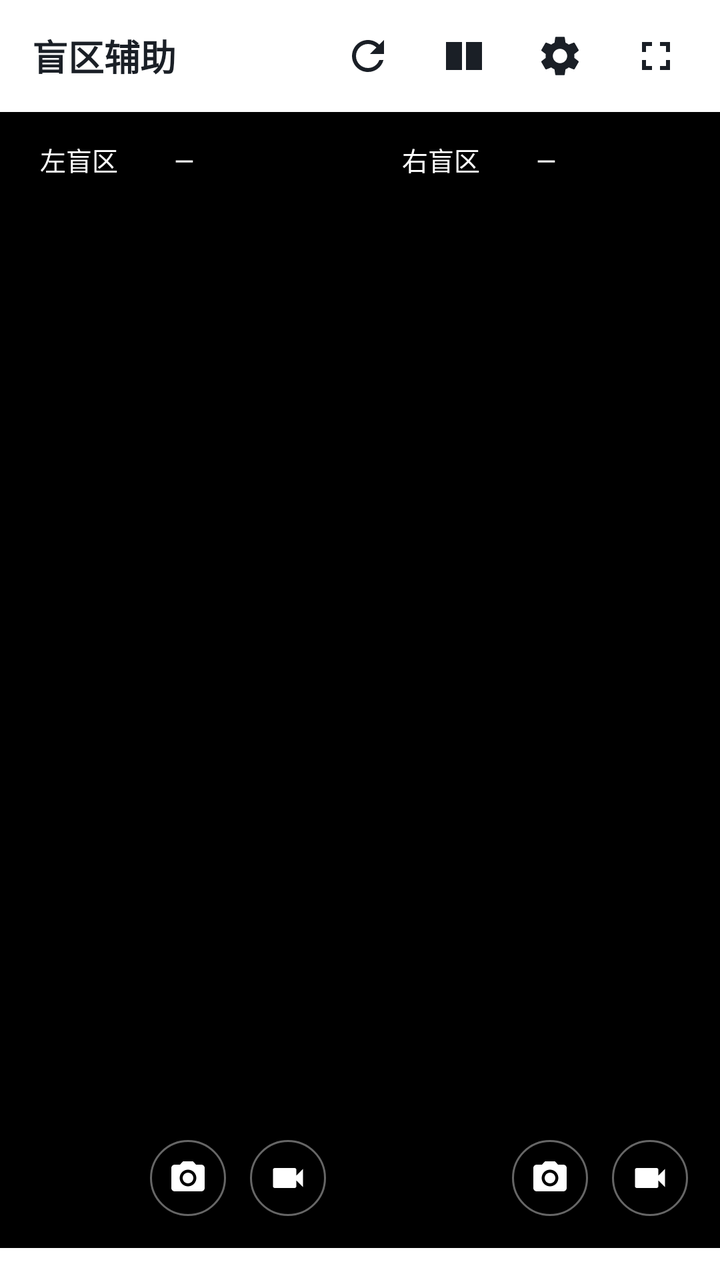
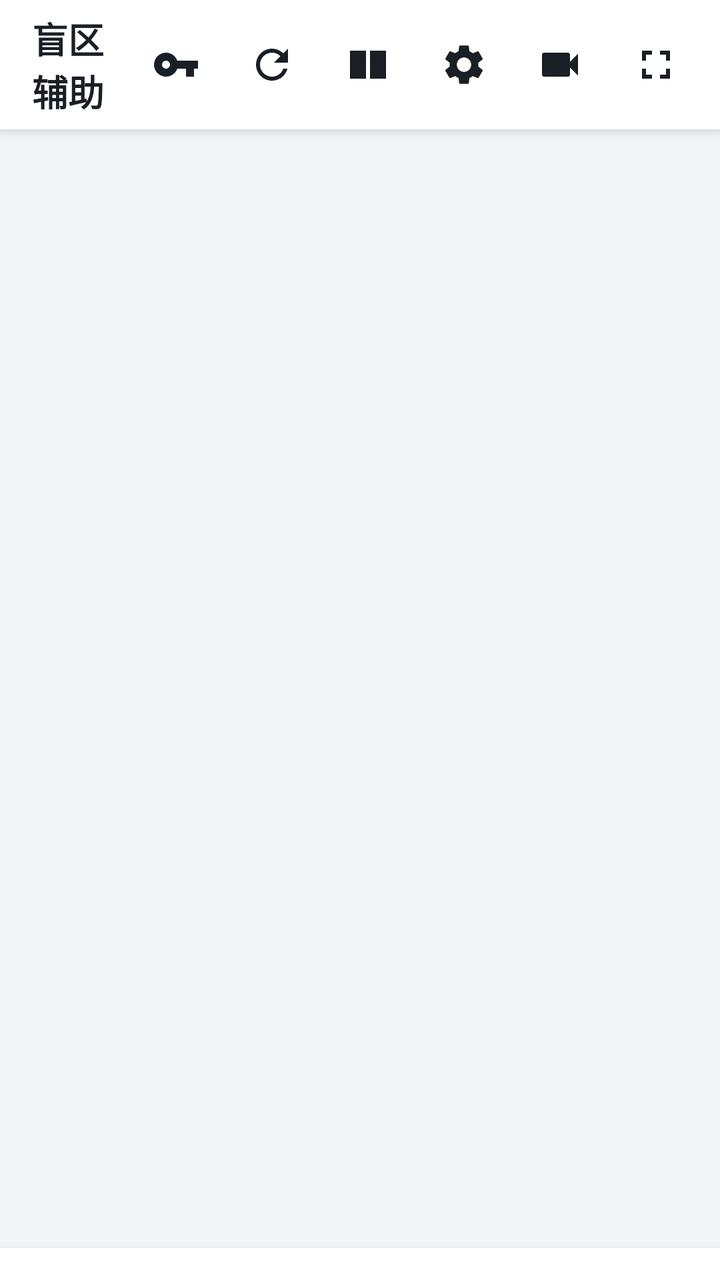

Before-and-after screenshots of an Android layout around one commit, followed by the original layout XML and the change that was made.
<!-- AndroidManifest.xml: application theme Theme.UvcBlindCam -->
<!-- res/layout/activity_main.xml -->
<?xml version="1.0" encoding="utf-8"?>
<LinearLayout xmlns:android="http://schemas.android.com/apk/res/android"
    android:layout_width="match_parent"
    android:layout_height="match_parent"
    android:background="@color/app_background"
    android:orientation="vertical">

    
    <LinearLayout
        android:id="@+id/barTop"
        android:layout_width="match_parent"
        android:layout_height="wrap_content"
        android:background="@color/app_bar"
        android:elevation="4dp"
        android:gravity="center_vertical"
        android:orientation="horizontal"
        android:paddingStart="16dp"
        android:paddingTop="6dp"
        android:paddingEnd="10dp"
        android:paddingBottom="6dp">

        <TextView
            android:layout_width="0dp"
            android:layout_height="wrap_content"
            android:layout_weight="1"
            android:text="@string/app_title"
            android:textColor="@color/app_on_surface"
            android:textSize="18sp"
            android:textStyle="bold" />

        <ImageButton
            android:id="@+id/btnRefresh"
            style="@style/BlindCam.ToolButton"
            android:contentDescription="@string/btn_refresh"
            android:src="@drawable/ic_refresh" />

        <ImageButton
            android:id="@+id/btnLayout"
            style="@style/BlindCam.ToolButton"
            android:contentDescription="@string/btn_layout"
            android:src="@drawable/ic_layout" />

        <ImageButton
            android:id="@+id/btnSettings"
            style="@style/BlindCam.ToolButton"
            android:contentDescription="@string/btn_settings"
            android:src="@drawable/ic_settings" />

        <ImageButton
            android:id="@+id/btnFullscreen"
            style="@style/BlindCam.ToolButton"
            android:contentDescription="@string/btn_fullscreen"
            android:src="@drawable/ic_fullscreen" />
    </LinearLayout>

    
    <FrameLayout
        android:id="@+id/previewArea"
        android:layout_width="match_parent"
        android:layout_height="0dp"
        android:layout_weight="1">

        <LinearLayout
            android:layout_width="match_parent"
            android:layout_height="match_parent"
            android:baselineAligned="false"
            android:orientation="horizontal">

            
            <FrameLayout
                android:id="@+id/panelLeft"
                android:layout_width="0dp"
                android:layout_height="match_parent"
                android:layout_weight="1"
                android:background="@color/black">

                <TextureView
                    android:id="@+id/textureLeft"
                    android:layout_width="match_parent"
                    android:layout_height="match_parent" />

                
                <LinearLayout
                    android:layout_width="wrap_content"
                    android:layout_height="wrap_content"
                    android:layout_gravity="top|start"
                    android:layout_margin="8dp"
                    android:orientation="horizontal">

                    <TextView
                        android:id="@+id/btnCamLeft"
                        android:layout_width="wrap_content"
                        android:layout_height="wrap_content"
                        android:background="@drawable/bg_overlay_chip"
                        android:paddingStart="12dp"
                        android:paddingTop="6dp"
                        android:paddingEnd="12dp"
                        android:paddingBottom="6dp"
                        android:text="@string/camera_left"
                        android:textColor="@color/white"
                        android:textSize="13sp" />

                    <TextView
                        android:id="@+id/btnProfileLeft"
                        android:layout_width="wrap_content"
                        android:layout_height="wrap_content"
                        android:layout_marginStart="6dp"
                        android:background="@drawable/bg_overlay_chip"
                        android:paddingStart="10dp"
                        android:paddingTop="6dp"
                        android:paddingEnd="10dp"
                        android:paddingBottom="6dp"
                        android:text="—"
                        android:textColor="@color/white"
                        android:textSize="13sp" />
                </LinearLayout>

                
                <TextView
                    android:id="@+id/tvRecLeft"
                    android:layout_width="wrap_content"
                    android:layout_height="wrap_content"
                    android:layout_gravity="top|end"
                    android:layout_margin="8dp"
                    android:background="@drawable/bg_overlay_chip"
                    android:paddingStart="10dp"
                    android:paddingTop="6dp"
                    android:paddingEnd="10dp"
                    android:paddingBottom="6dp"
                    android:text="@string/recording_dot"
                    android:textColor="#FFFF5252"
                    android:textSize="13sp"
                    android:visibility="gone" />

                
                <LinearLayout
                    android:layout_width="wrap_content"
                    android:layout_height="wrap_content"
                    android:layout_gravity="bottom|end"
                    android:layout_marginEnd="10dp"
                    android:layout_marginBottom="10dp"
                    android:orientation="horizontal">

                    <ImageButton
                        android:id="@+id/btnPhotoLeft"
                        style="@style/BlindCam.CaptureButton"
                        android:contentDescription="@string/action_photo"
                        android:src="@drawable/ic_camera" />

                    <ImageButton
                        android:id="@+id/btnRecordLeft"
                        style="@style/BlindCam.CaptureButton"
                        android:contentDescription="@string/action_record"
                        android:src="@drawable/ic_videocam" />
                </LinearLayout>
            </FrameLayout>

            <View
                android:layout_width="2dp"
                android:layout_height="match_parent"
                android:background="@color/black" />

            
            <FrameLayout
                android:id="@+id/panelRight"
                android:layout_width="0dp"
                android:layout_height="match_parent"
                android:layout_weight="1"
                android:background="@color/black">

                <TextureView
                    android:id="@+id/textureRight"
                    android:layout_width="match_parent"
                    android:layout_height="match_parent" />

                <LinearLayout
                    android:layout_width="wrap_content"
                    android:layout_height="wrap_content"
                    android:layout_gravity="top|start"
                    android:layout_margin="8dp"
                    android:orientation="horizontal">

                    <TextView
                        android:id="@+id/btnCamRight"
                        android:layout_width="wrap_content"
                        android:layout_height="wrap_content"
                        android:background="@drawable/bg_overlay_chip"
                        android:paddingStart="12dp"
                        android:paddingTop="6dp"
                        android:paddingEnd="12dp"
                        android:paddingBottom="6dp"
                        android:text="@string/camera_right"
                        android:textColor="@color/white"
                        android:textSize="13sp" />

                    <TextView
                        android:id="@+id/btnProfileRight"
                        android:layout_width="wrap_content"
                        android:layout_height="wrap_content"
                        android:layout_marginStart="6dp"
                        android:background="@drawable/bg_overlay_chip"
                        android:paddingStart="10dp"
                        android:paddingTop="6dp"
                        android:paddingEnd="10dp"
                        android:paddingBottom="6dp"
                        android:text="—"
                        android:textColor="@color/white"
                        android:textSize="13sp" />
                </LinearLayout>

                <TextView
                    android:id="@+id/tvRecRight"
                    android:layout_width="wrap_content"
                    android:layout_height="wrap_content"
                    android:layout_gravity="top|end"
                    android:layout_margin="8dp"
                    android:background="@drawable/bg_overlay_chip"
                    android:paddingStart="10dp"
                    android:paddingTop="6dp"
                    android:paddingEnd="10dp"
                    android:paddingBottom="6dp"
                    android:text="@string/recording_dot"
                    android:textColor="#FFFF5252"
                    android:textSize="13sp"
                    android:visibility="gone" />

                <LinearLayout
                    android:layout_width="wrap_content"
                    android:layout_height="wrap_content"
                    android:layout_gravity="bottom|end"
                    android:layout_marginEnd="10dp"
                    android:layout_marginBottom="10dp"
                    android:orientation="horizontal">

                    <ImageButton
                        android:id="@+id/btnPhotoRight"
                        style="@style/BlindCam.CaptureButton"
                        android:contentDescription="@string/action_photo"
                        android:src="@drawable/ic_camera" />

                    <ImageButton
                        android:id="@+id/btnRecordRight"
                        style="@style/BlindCam.CaptureButton"
                        android:contentDescription="@string/action_record"
                        android:src="@drawable/ic_videocam" />
                </LinearLayout>
            </FrameLayout>
        </LinearLayout>

        
        <TextView
            android:id="@+id/tvEmpty"
            android:layout_width="wrap_content"
            android:layout_height="wrap_content"
            android:layout_gravity="center"
            android:text="@string/no_device"
            android:textColor="#88FFFFFF"
            android:textSize="16sp"
            android:visibility="gone" />
    </FrameLayout>

    
    <HorizontalScrollView
        android:id="@+id/barBottom"
        android:layout_width="match_parent"
        android:layout_height="wrap_content"
        android:background="@color/app_bar"
        android:elevation="4dp"
        android:scrollbars="none">

        <LinearLayout
            android:id="@+id/llDeviceList"
            android:layout_width="wrap_content"
            android:layout_height="wrap_content"
            android:orientation="horizontal"
            android:paddingStart="12dp"
            android:paddingTop="8dp"
            android:paddingEnd="12dp"
            android:paddingBottom="8dp" />
    </HorizontalScrollView>

</LinearLayout>
<!-- resources referenced by this layout -->
<resources>
  <color name="app_background">#FFF2F4F7</color>
  <color name="app_bar">#FFFFFFFF</color>
  <color name="app_on_surface">#FF1A1F26</color>
  <color name="black">#FF000000</color>
  <color name="white">#FFFFFFFF</color>
  <!-- drawable bg_overlay_chip (drawable) -->
  <?xml version="1.0" encoding="utf-8"?>
  <shape xmlns:android="http://schemas.android.com/apk/res/android"
      android:shape="rectangle">
      <solid android:color="#99000000" />
      <corners android:radius="8dp" />
  </shape>
  <!-- drawable ic_camera (drawable) -->
  <vector xmlns:android="http://schemas.android.com/apk/res/android"
      android:width="24dp"
      android:height="24dp"
      android:viewportWidth="24"
      android:viewportHeight="24">
      <path
          android:fillColor="#FF000000"
          android:pathData="M12 15.2c1.77 0 3.2-1.43 3.2-3.2s-1.43-3.2-3.2-3.2-3.2 1.43-3.2 3.2 1.43 3.2 3.2 3.2zM9 2L7.17 4H4c-1.1 0-2 .9-2 2v12c0 1.1.9 2 2 2h16c1.1 0 2-.9 2-2V6c0-1.1-.9-2-2-2h-3.17L15 2H9zm3 15c-2.76 0-5-2.24-5-5s2.24-5 5-5 5 2.24 5 5-2.24 5-5 5z" />
  </vector>
  <string name="action_photo">拍照</string>
  <string name="action_record">录像</string>
  <string name="app_title">盲区辅助</string>
  <string name="btn_fullscreen">全屏</string>
  <string name="btn_layout">单/双屏</string>
  <string name="btn_refresh">刷新</string>
  <string name="btn_settings">设置</string>
  <string name="camera_left">左盲区</string>
  <string name="camera_right">右盲区</string>
  <string name="no_device">未检测到 USB 摄像头</string>
  <string name="recording_dot">● 录像中</string>
  <style name="BlindCam.CaptureButton" parent="Widget.AppCompat.ImageButton">
          <item name="android:layout_width">38dp</item>
          <item name="android:layout_height">38dp</item>
          <item name="android:layout_margin">6dp</item>
          <item name="android:background">@drawable/bg_capture_button</item>
          <item name="android:scaleType">fitCenter</item>
          <item name="android:padding">9dp</item>
          <item name="android:tint">@color/white</item>
      </style>
  <style name="BlindCam.ToolButton" parent="Widget.AppCompat.ImageButton">
          <item name="android:layout_width">44dp</item>
          <item name="android:layout_height">44dp</item>
          <item name="android:layout_marginStart">4dp</item>
          <item name="android:background">?attr/selectableItemBackgroundBorderless</item>
          <item name="android:scaleType">fitCenter</item>
          <item name="android:padding">10dp</item>
          <item name="android:tint">@color/app_on_surface</item>
      </style>
  <style name="Theme.UvcBlindCam" parent="Theme.Material3.DayNight.NoActionBar">
          <item name="colorPrimary">@color/brand_blue</item>
          <item name="colorPrimaryDark">@color/brand_blue_dark</item>
          <item name="colorOnPrimary">@color/white</item>
          <item name="android:colorBackground">@color/app_background</item>
          <item name="colorSurface">@color/app_surface</item>
          <item name="colorOnSurface">@color/app_on_surface</item>
          <item name="android:statusBarColor">@color/app_bar</item>
          <item name="android:navigationBarColor">@color/app_bar</item>
          <item name="android:windowLightStatusBar">true</item>
          <item name="android:windowFullscreen">false</item>
      </style>
  <!-- drawable bg_capture_button (drawable) -->
  <?xml version="1.0" encoding="utf-8"?>
  <ripple xmlns:android="http://schemas.android.com/apk/res/android"
      android:color="#44FFFFFF">
      <item>
          <shape android:shape="oval">
              <solid android:color="#B3000000" />
              <stroke
                  android:width="1dp"
                  android:color="#66FFFFFF" />
          </shape>
      </item>
  </ripple>
  <color name="brand_blue">#FF1565C0</color>
  <color name="brand_blue_dark">#FF0D47A1</color>
  <color name="app_surface">#FFFFFFFF</color>
  <!-- unchanged entries left out for length: 5 -->
</resources>

<!-- the commit's change to res/layout/activity_main.xml (unified diff, before → after) -->
@@ -2,7 +2,7 @@
 <LinearLayout xmlns:android="http://schemas.android.com/apk/res/android"
     android:layout_width="match_parent"
     android:layout_height="match_parent"
-    android:background="@color/app_background"
+    android:background="?android:colorBackground"
     android:orientation="vertical">
 
     
@@ -10,7 +10,7 @@
         android:id="@+id/barTop"
         android:layout_width="match_parent"
         android:layout_height="wrap_content"
-        android:background="@color/app_bar"
+        android:background="?attr/appBar"
         android:elevation="4dp"
         android:gravity="center_vertical"
         android:orientation="horizontal"
@@ -24,9 +24,15 @@
             android:layout_height="wrap_content"
             android:layout_weight="1"
             android:text="@string/app_title"
-            android:textColor="@color/app_on_surface"
+            android:textColor="?attr/colorOnSurface"
             android:textSize="18sp"
             android:textStyle="bold" />
+
+        <ImageButton
+            android:id="@+id/btnGrant"
+            style="@style/BlindCam.ToolButton"
+            android:contentDescription="@string/btn_grant_all"
+            android:src="@drawable/ic_key" />
 
         <ImageButton
             android:id="@+id/btnRefresh"
@@ -47,6 +53,12 @@
             android:src="@drawable/ic_settings" />
 
         <ImageButton
+            android:id="@+id/btnRecordAll"
+            style="@style/BlindCam.ToolButton"
+            android:contentDescription="@string/btn_record_all"
+            android:src="@drawable/ic_videocam" />
+
+        <ImageButton
             android:id="@+id/btnFullscreen"
             style="@style/BlindCam.ToolButton"
             android:contentDescription="@string/btn_fullscreen"
@@ -60,192 +72,12 @@
         android:layout_height="0dp"
         android:layout_weight="1">
 
-        <LinearLayout
+        <GridLayout
+            android:id="@+id/gridPreview"
             android:layout_width="match_parent"
             android:layout_height="match_parent"
-            android:baselineAligned="false"
-            android:orientation="horizontal">
-
-            
-            <FrameLayout
-                android:id="@+id/panelLeft"
-                android:layout_width="0dp"
-                android:layout_height="match_parent"
-                android:layout_weight="1"
-                android:background="@color/black">
-
-                <TextureView
-                    android:id="@+id/textureLeft"
-                    android:layout_width="match_parent"
-                    android:layout_height="match_parent" />
-
-                
-                <LinearLayout
-                    android:layout_width="wrap_content"
-                    android:layout_height="wrap_content"
-                    android:layout_gravity="top|start"
-                    android:layout_margin="8dp"
-                    android:orientation="horizontal">
-
-                    <TextView
-                        android:id="@+id/btnCamLeft"
-                        android:layout_width="wrap_content"
-                        android:layout_height="wrap_content"
-                        android:background="@drawable/bg_overlay_chip"
-                        android:paddingStart="12dp"
-                        android:paddingTop="6dp"
-                        android:paddingEnd="12dp"
-                        android:paddingBottom="6dp"
-                        android:text="@string/camera_left"
-                        android:textColor="@color/white"
-                        android:textSize="13sp" />
-
-                    <TextView
-                        android:id="@+id/btnProfileLeft"
-                        android:layout_width="wrap_content"
-                        android:layout_height="wrap_content"
-                        android:layout_marginStart="6dp"
-                        android:background="@drawable/bg_overlay_chip"
-                        android:paddingStart="10dp"
-                        android:paddingTop="6dp"
-                        android:paddingEnd="10dp"
-                        android:paddingBottom="6dp"
-                        android:text="—"
-                        android:textColor="@color/white"
-                        android:textSize="13sp" />
-                </LinearLayout>
-
-                
-                <TextView
-                    android:id="@+id/tvRecLeft"
-                    android:layout_width="wrap_content"
-                    android:layout_height="wrap_content"
-                    android:layout_gravity="top|end"
-                    android:layout_margin="8dp"
-                    android:background="@drawable/bg_overlay_chip"
-                    android:paddingStart="10dp"
-                    android:paddingTop="6dp"
-                    android:paddingEnd="10dp"
-                    android:paddingBottom="6dp"
-                    android:text="@string/recording_dot"
-                    android:textColor="#FFFF5252"
-                    android:textSize="13sp"
-                    android:visibility="gone" />
-
-                
-                <LinearLayout
-                    android:layout_width="wrap_content"
-                    android:layout_height="wrap_content"
-                    android:layout_gravity="bottom|end"
-                    android:layout_marginEnd="10dp"
-                    android:layout_marginBottom="10dp"
-                    android:orientation="horizontal">
-
-                    <ImageButton
-                        android:id="@+id/btnPhotoLeft"
-                        style="@style/BlindCam.CaptureButton"
-                        android:contentDescription="@string/action_photo"
-                        android:src="@drawable/ic_camera" />
-
-                    <ImageButton
-                        android:id="@+id/btnRecordLeft"
-                        style="@style/BlindCam.CaptureButton"
-                        android:contentDescription="@string/action_record"
-                        android:src="@drawable/ic_videocam" />
-                </LinearLayout>
-            </FrameLayout>
-
-            <View
-                android:layout_width="2dp"
-                android:layout_height="match_parent"
-                android:background="@color/black" />
-
-            
-            <FrameLayout
-                android:id="@+id/panelRight"
-                android:layout_width="0dp"
-                android:layout_height="match_parent"
-                android:layout_weight="1"
-                android:background="@color/black">
-
-                <TextureView
-                    android:id="@+id/textureRight"
-                    android:layout_width="match_parent"
-                    android:layout_height="match_parent" />
-
-                <LinearLayout
-                    android:layout_width="wrap_content"
-                    android:layout_height="wrap_content"
-                    android:layout_gravity="top|start"
-                    android:layout_margin="8dp"
-                    android:orientation="horizontal">
-
-                    <TextView
-                        android:id="@+id/btnCamRight"
-                        android:layout_width="wrap_content"
-                        android:layout_height="wrap_content"
-                        android:background="@drawable/bg_overlay_chip"
-                        android:paddingStart="12dp"
-                        android:paddingTop="6dp"
-                        android:paddingEnd="12dp"
-                        android:paddingBottom="6dp"
-                        android:text="@string/camera_right"
-                        android:textColor="@color/white"
-                        android:textSize="13sp" />
-
-                    <TextView
-                        android:id="@+id/btnProfileRight"
-                        android:layout_width="wrap_content"
-                        android:layout_height="wrap_content"
-                        android:layout_marginStart="6dp"
-                        android:background="@drawable/bg_overlay_chip"
-                        android:paddingStart="10dp"
-                        android:paddingTop="6dp"
-                        android:paddingEnd="10dp"
-                        android:paddingBottom="6dp"
-                        android:text="—"
-                        android:textColor="@color/white"
-                        android:textSize="13sp" />
-                </LinearLayout>
-
-                <TextView
-                    android:id="@+id/tvRecRight"
-                    android:layout_width="wrap_content"
-                    android:layout_height="wrap_content"
-                    android:layout_gravity="top|end"
-                    android:layout_margin="8dp"
-                    android:background="@drawable/bg_overlay_chip"
-                    android:paddingStart="10dp"
-                    android:paddingTop="6dp"
-                    android:paddingEnd="10dp"
-                    android:paddingBottom="6dp"
-                    android:text="@string/recording_dot"
-                    android:textColor="#FFFF5252"
-                    android:textSize="13sp"
-                    android:visibility="gone" />
-
-                <LinearLayout
-                    android:layout_width="wrap_content"
-                    android:layout_height="wrap_content"
-                    android:layout_gravity="bottom|end"
-                    android:layout_marginEnd="10dp"
-                    android:layout_marginBottom="10dp"
-                    android:orientation="horizontal">
-
-                    <ImageButton
-                        android:id="@+id/btnPhotoRight"
-                        style="@style/BlindCam.CaptureButton"
-                        android:contentDescription="@string/action_photo"
-                        android:src="@drawable/ic_camera" />
-
-                    <ImageButton
-                        android:id="@+id/btnRecordRight"
-                        style="@style/BlindCam.CaptureButton"
-                        android:contentDescription="@string/action_record"
-                        android:src="@drawable/ic_videocam" />
-                </LinearLayout>
-            </FrameLayout>
-        </LinearLayout>
+            android:columnCount="2"
+            android:rowCount="2" />
 
         
         <TextView
@@ -253,6 +85,7 @@
             android:layout_width="wrap_content"
             android:layout_height="wrap_content"
             android:layout_gravity="center"
+            android:gravity="center"
             android:text="@string/no_device"
             android:textColor="#88FFFFFF"
             android:textSize="16sp"
@@ -264,7 +97,7 @@
         android:id="@+id/barBottom"
         android:layout_width="match_parent"
         android:layout_height="wrap_content"
-        android:background="@color/app_bar"
+        android:background="?attr/appBar"
         android:elevation="4dp"
         android:scrollbars="none">
 
<!-- resource entries referenced after the edit -->
@@ -1,47 +1,24 @@
 <!-- resources referenced by this layout -->
 <resources>
-  <color name="app_background">#FFF2F4F7</color>
-  <color name="app_bar">#FFFFFFFF</color>
-  <color name="app_on_surface">#FF1A1F26</color>
-  <color name="black">#FF000000</color>
-  <color name="white">#FFFFFFFF</color>
-  <!-- drawable bg_overlay_chip (drawable) -->
-  <?xml version="1.0" encoding="utf-8"?>
-  <shape xmlns:android="http://schemas.android.com/apk/res/android"
-      android:shape="rectangle">
-      <solid android:color="#99000000" />
-      <corners android:radius="8dp" />
-  </shape>
-  <!-- drawable ic_camera (drawable) -->
+  <!-- drawable ic_key (drawable) -->
   <vector xmlns:android="http://schemas.android.com/apk/res/android"
       android:width="24dp"
       android:height="24dp"
       android:viewportWidth="24"
       android:viewportHeight="24">
       <path
-          android:fillColor="#FF000000"
-          android:pathData="M12 15.2c1.77 0 3.2-1.43 3.2-3.2s-1.43-3.2-3.2-3.2-3.2 1.43-3.2 3.2 1.43 3.2 3.2 3.2zM9 2L7.17 4H4c-1.1 0-2 .9-2 2v12c0 1.1.9 2 2 2h16c1.1 0 2-.9 2-2V6c0-1.1-.9-2-2-2h-3.17L15 2H9zm3 15c-2.76 0-5-2.24-5-5s2.24-5 5-5 5 2.24 5 5-2.24 5-5 5z" />
+          android:fillColor="#FFFFFFFF"
+          android:pathData="M12.65,10C11.83,7.67 9.61,6 7,6c-3.31,0 -6,2.69 -6,6s2.69,6 6,6c2.61,0 4.83,-1.67 5.65,-4H17v4h4v-4h2v-4H12.65zM7,14c-1.1,0 -2,-0.9 -2,-2s0.9,-2 2,-2 2,0.9 2,2 -0.9,2 -2,2z" />
   </vector>
-  <string name="action_photo">拍照</string>
-  <string name="action_record">录像</string>
+  <color name="white">#FFFFFFFF</color>
   <string name="app_title">盲区辅助</string>
   <string name="btn_fullscreen">全屏</string>
-  <string name="btn_layout">单/双屏</string>
+  <string name="btn_grant_all">一键授权</string>
+  <string name="btn_layout">切换布局</string>
+  <string name="btn_record_all">总录像</string>
   <string name="btn_refresh">刷新</string>
   <string name="btn_settings">设置</string>
-  <string name="camera_left">左盲区</string>
-  <string name="camera_right">右盲区</string>
-  <string name="no_device">未检测到 USB 摄像头</string>
-  <string name="recording_dot">● 录像中</string>
-  <style name="BlindCam.CaptureButton" parent="Widget.AppCompat.ImageButton">
-          <item name="android:layout_width">38dp</item>
-          <item name="android:layout_height">38dp</item>
-          <item name="android:layout_margin">6dp</item>
-          <item name="android:background">@drawable/bg_capture_button</item>
-          <item name="android:scaleType">fitCenter</item>
-          <item name="android:padding">9dp</item>
-          <item name="android:tint">@color/white</item>
-      </style>
+  <string name="no_device">未检测到 USB 摄像头\n请插入 USB 摄像头</string>
   <style name="BlindCam.ToolButton" parent="Widget.AppCompat.ImageButton">
           <item name="android:layout_width">44dp</item>
           <item name="android:layout_height">44dp</item>
@@ -49,36 +26,36 @@
           <item name="android:background">?attr/selectableItemBackgroundBorderless</item>
           <item name="android:scaleType">fitCenter</item>
           <item name="android:padding">10dp</item>
-          <item name="android:tint">@color/app_on_surface</item>
+          <item name="android:tint">?attr/colorOnSurface</item>
       </style>
   <style name="Theme.UvcBlindCam" parent="Theme.Material3.DayNight.NoActionBar">
           <item name="colorPrimary">@color/brand_blue</item>
           <item name="colorPrimaryDark">@color/brand_blue_dark</item>
           <item name="colorOnPrimary">@color/white</item>
-          <item name="android:colorBackground">@color/app_background</item>
-          <item name="colorSurface">@color/app_surface</item>
-          <item name="colorOnSurface">@color/app_on_surface</item>
-          <item name="android:statusBarColor">@color/app_bar</item>
-          <item name="android:navigationBarColor">@color/app_bar</item>
+          <item name="colorSecondary">@color/brand_blue</item>
+          <item name="android:colorBackground">#FFF2F4F7</item>
+          <item name="colorOnBackground">#FF1A1F26</item>
+          <item name="colorSurface">#FFFFFFFF</item>
+          <item name="colorOnSurface">#FF1A1F26</item>
+          <item name="colorSurfaceVariant">#FFE3EAF2</item>
+          <item name="colorOnSurfaceVariant">#FF5A6472</item>
+          <item name="colorOutline">#FFB6C0CC</item>
+          <item name="android:statusBarColor">#FFFFFFFF</item>
+          <item name="android:navigationBarColor">#FFFFFFFF</item>
           <item name="android:windowLightStatusBar">true</item>
           <item name="android:windowFullscreen">false</item>
+  
+          
+          <item name="appBar">#FFFFFFFF</item>
+          <item name="chipBg">#FFE3EAF2</item>
+          <item name="onSurfaceDim">#FF5A6472</item>
+          <item name="dividerColor">#FFD7DDE5</item>
+          <item name="btnOutline">#FFB6C0CC</item>
+          <item name="previewLabel">#FFFFFFFF</item>
+          <item name="accentColor">#FF1565C0</item>
       </style>
-  <!-- drawable bg_capture_button (drawable) -->
-  <?xml version="1.0" encoding="utf-8"?>
-  <ripple xmlns:android="http://schemas.android.com/apk/res/android"
-      android:color="#44FFFFFF">
-      <item>
-          <shape android:shape="oval">
-              <solid android:color="#B3000000" />
-              <stroke
-                  android:width="1dp"
-                  android:color="#66FFFFFF" />
-          </shape>
-      </item>
-  </ripple>
   <color name="brand_blue">#FF1565C0</color>
   <color name="brand_blue_dark">#FF0D47A1</color>
-  <color name="app_surface">#FFFFFFFF</color>
   <!-- unchanged entries left out for length: 5 -->
 </resources>
 
